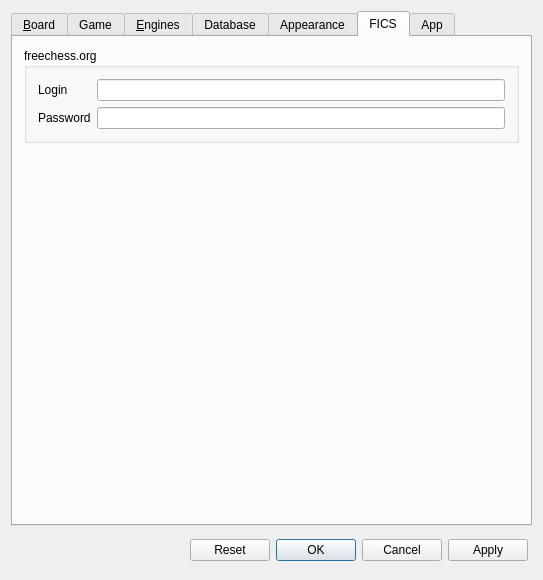
This is src/gui/preferences.ui in madnight/chessx as Qt 5 draws it before an edit. The edited form follows.
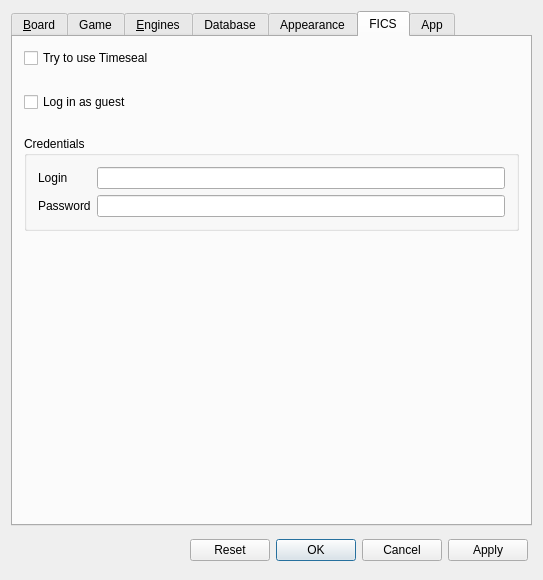
This is the edited form. The open tabs and pages were chosen to show the change. Icons and pictures are not drawn. Custom widgets are drawn as their Qt base class.

Commit message: Prepare usage of sound and timeseal

What changed in the file:
```diff
--- a/src/gui/preferences.ui
+++ b/src/gui/preferences.ui
@@ -1035,47 +1035,64 @@
        <string notr="true">FICS</string>
       </attribute>
       <layout class="QGridLayout" name="gridLayout_4">
-       <item row="0" column="0">
+       <property name="verticalSpacing">
+        <number>24</number>
+       </property>
+       <item row="3" column="0">
+        <spacer name="verticalSpacer_5">
+         <property name="orientation">
+          <enum>Qt::Vertical</enum>
+         </property>
+         <property name="sizeHint" stdset="0">
+          <size>
+           <width>20</width>
+           <height>40</height>
+          </size>
+         </property>
+        </spacer>
+       </item>
+       <item row="1" column="0">
+        <widget class="QCheckBox" name="guestLogin">
+         <property name="text">
+          <string>Log in as guest</string>
+         </property>
+        </widget>
+       </item>
+       <item row="2" column="0">
         <widget class="QGroupBox" name="groupBox_2">
          <property name="title">
-          <string notr="true">freechess.org</string>
+          <string notr="true">Credentials</string>
          </property>
          <layout class="QGridLayout" name="gridLayout_5">
-          <item row="0" column="0">
+          <item row="2" column="0">
            <widget class="QLabel" name="label_8">
             <property name="text">
              <string>Login</string>
             </property>
            </widget>
           </item>
-          <item row="2" column="0">
+          <item row="4" column="0">
            <widget class="QLabel" name="label_9">
             <property name="text">
              <string>Password</string>
             </property>
            </widget>
           </item>
-          <item row="0" column="1">
-           <widget class="QLineEdit" name="userName"/>
-          </item>
           <item row="2" column="1">
+           <widget class="QLineEdit" name="userName"/>
+          </item>
+          <item row="4" column="1">
            <widget class="QLineEdit" name="passWord"/>
           </item>
          </layout>
         </widget>
        </item>
-       <item row="1" column="0">
-        <spacer name="verticalSpacer_5">
-         <property name="orientation">
-          <enum>Qt::Vertical</enum>
+       <item row="0" column="0">
+        <widget class="QCheckBox" name="btUseTimeseal">
+         <property name="text">
+          <string>Try to use Timeseal</string>
          </property>
-         <property name="sizeHint" stdset="0">
-          <size>
-           <width>20</width>
-           <height>40</height>
-          </size>
-         </property>
-        </spacer>
+        </widget>
        </item>
       </layout>
      </widget>
```
Left out of the diff: 146 changed lines with no effect on the pictures. The commit also changes 10 other files.
